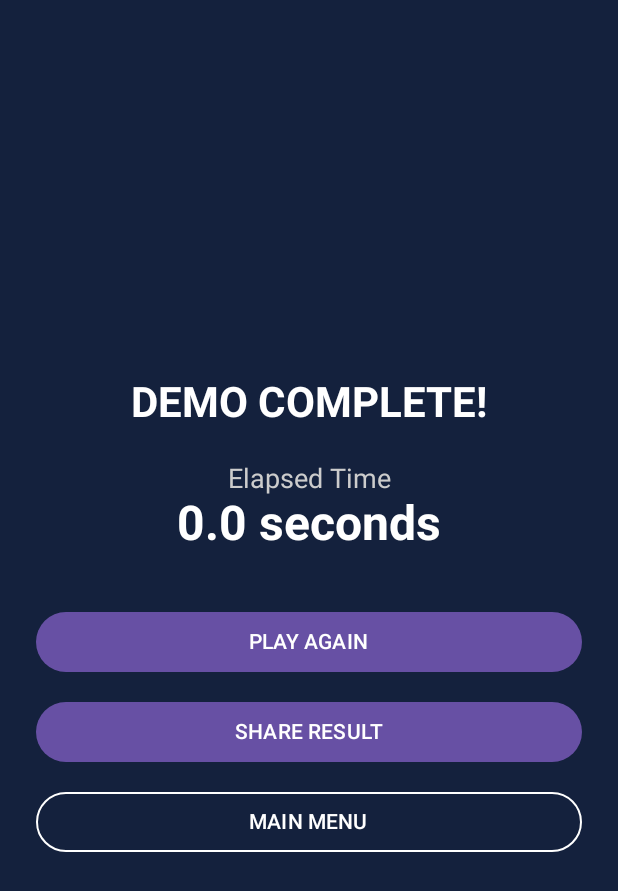
After one commit to Sgio91/TiltMaze, an Android app built with Jetpack Compose: the ResultsActivity screen opened directly, with no data from a screen before it, on a phone screen of 412 x 824 dp. The commit adds this screen. Shown: the top 891 px of the screen. Run offline under Robolectric (Android 15) with nearby library versions, the phone set to English and light mode, and no system bars.

Commit message:
Creating the Results Screen for more complete information.

```diff
--- a/app/src/main/java/com/griffith/tiltmaze/MazeScreen.kt
+++ b/app/src/main/java/com/griffith/tiltmaze/MazeScreen.kt
@@ -1,3 +1,5 @@
+// Sergio Alves Da Silva Student Number: 3139115
+
 package com.griffith.tiltmaze
 
 
--- /dev/null
+++ b/app/src/main/java/com/griffith/tiltmaze/ResultsActivity.kt
@@ -0,0 +1,197 @@
+// Sergio Alves Da Silva Student Number: 3139115
+
+package com.griffith.tiltmaze
+
+
+import android.content.Intent
+import android.os.Bundle
+import androidx.activity.ComponentActivity
+import androidx.activity.compose.setContent
+import androidx.compose.foundation.BorderStroke
+import androidx.compose.foundation.layout.*
+import androidx.compose.foundation.layout.Arrangement
+import androidx.compose.material3.*
+import androidx.compose.runtime.Composable
+import androidx.compose.ui.Alignment
+import androidx.compose.ui.Modifier
+import androidx.compose.ui.graphics.Color
+import androidx.compose.ui.text.font.FontWeight
+import androidx.compose.ui.unit.dp
+import androidx.compose.ui.unit.sp
+import java.util.Locale
+
+
+// It receives the time from GameActivity, shows the result and allows sharing.
+class ResultsActivity : ComponentActivity() {
+    override fun onCreate(savedInstanceState: Bundle?) {
+        super.onCreate(savedInstanceState)
+
+        val gameTime = intent.getDoubleExtra( // Get data from GameActivity.
+            "GAME_TIME", 0.0
+
+        )
+
+        // Display the compose interface.
+        setContent {
+
+            ResultsScreen( //  Call the custom ResultScreen function.
+
+                // Pass the completion time to the UI.
+                gameTime = gameTime,
+
+                // Play again Button.
+                onReplay = {
+                    val replayIntent = Intent(
+                        this, GameActivity::class.java
+                    )
+
+                    // Start a new game Activity.
+                    startActivity(replayIntent)
+
+                    // Close the current ResultsActivity.
+                    finish()
+                },
+
+                // Main menu button.
+                onHome = {
+                    val homeIntent = Intent(
+                        this, MainActivity::class.java
+                    )
+                    // Reuse the existing MainActivity and avoid creating another MainActivity.
+                    homeIntent.flags =
+                        Intent.FLAG_ACTIVITY_CLEAR_TOP or Intent.FLAG_ACTIVITY_SINGLE_TOP
+
+                    startActivity(homeIntent)
+                    finish()
+
+
+                },
+                // Share result button.
+                onShare = {
+
+                    val formattedTime = String.format(Locale.US, "%.1f seconds", gameTime)
+
+                    val message = "You completed the Tilt Maze demo in $formattedTime!"
+
+                    val shareIntent = Intent(
+                        Intent.ACTION_SEND
+                    ).apply {
+                        type = "text/plain"
+
+                        putExtra(
+                            Intent.EXTRA_TEXT, message
+                        )
+                    }
+                    // Sharing Menu
+                    startActivity(
+                        Intent.createChooser(
+                            shareIntent, "Share Result"
+                        )
+                    )
+                }
+
+
+            )
+        }
+
+
+    }
+}
+
+@Composable
+fun ResultsScreen( // Results Screen UI interface.
+
+    gameTime: Double,
+
+    onReplay: () -> Unit,
+
+    onHome: () -> Unit,
+
+    onShare: () -> Unit
+
+) {
+    // Acts as the background container.
+    Surface(
+        modifier = Modifier.fillMaxSize(),
+
+        color = Color(0xFF14213D)
+    ) {
+        Column(
+            modifier = Modifier
+                .fillMaxSize()
+                .padding(24.dp),
+
+            verticalArrangement = Arrangement.Center,
+            horizontalAlignment = Alignment.CenterHorizontally
+        ) {
+            Text( // Screen title.
+                text = "DEMO COMPLETE!",
+                fontSize = 28.sp,
+                fontWeight = FontWeight.Bold,
+                color = Color.White
+            )
+
+            Spacer(
+                modifier = Modifier.height(24.dp)
+            )
+
+            Text(
+                text = "Elapsed Time", fontSize = 18.sp, color = Color.LightGray
+            )
+
+            // Display Completion Time.
+            Text(
+
+                text = String.format(
+                    Locale.US, "%.1f seconds", gameTime
+                ),
+
+                fontSize = 32.sp, fontWeight = FontWeight.Bold, color = Color.White
+            )
+
+            Spacer(
+                modifier = Modifier.height(36.dp)
+            )
+
+            // Play again button.
+
+            Button(
+
+                onClick = onReplay, modifier = Modifier.fillMaxWidth()
+            ) {
+                Text("PLAY AGAIN")
+            }
+
+            Spacer(
+                modifier = Modifier.height(12.dp)
+            )
+
+            // Share result button.
+            Button(
+                onClick = onShare, modifier = Modifier.fillMaxWidth()
+            ) {
+                Text("SHARE RESULT")
+            }
+
+            Spacer(
+                modifier = Modifier.height(12.dp)
+            )
+
+            //Main Menu button.
+            OutlinedButton(
+                onClick = onHome, modifier = Modifier.fillMaxWidth(),
+                colors = ButtonDefaults.outlinedButtonColors(
+                    contentColor = Color.White
+                ),
+                border = BorderStroke(
+                    width = 1.dp,
+                    color = Color.White
+                )
+
+            ) {
+                Text("MAIN MENU")
+            }
+        }
+    }
+
+}
```
Also changed, not shown: app/src/main/AndroidManifest.xml (+18 -0 lines), app/src/main/java/com/griffith/tiltmaze/GameActivity.kt (+8 -5 lines), app/src/main/java/com/griffith/tiltmaze/MainActivity.kt (+3 -4 lines).
